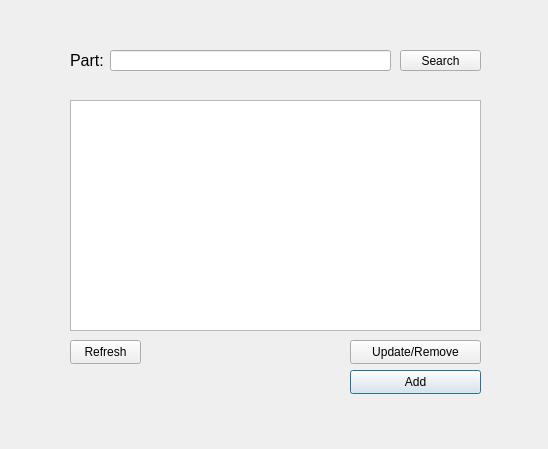
Above: storage.ui from totargaming/AutomotiveRepairManagement before the change. Below: the same form after it.
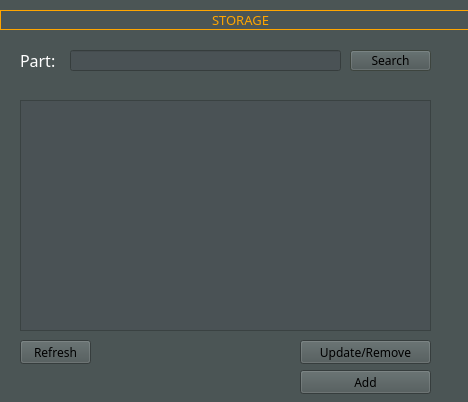
That is the form after the change.

What changed in the file:
```diff
--- a/storage.ui
+++ b/storage.ui
@@ -6,22 +6,517 @@
    <rect>
     <x>0</x>
     <y>0</y>
-    <width>548</width>
-    <height>449</height>
+    <width>468</width>
+    <height>402</height>
    </rect>
   </property>
+  <property name="palette">
+   <palette>
+    <active>
+     <colorrole role="WindowText">
+      <brush brushstyle="SolidPattern">
+       <color alpha="255">
+        <red>255</red>
+        <green>255</green>
+        <blue>255</blue>
+       </color>
+      </brush>
+     </colorrole>
+     <colorrole role="Button">
+      <brush brushstyle="SolidPattern">
+       <color alpha="255">
+        <red>75</red>
+        <green>85</green>
+        <blue>85</blue>
+       </color>
+      </brush>
+     </colorrole>
+     <colorrole role="Light">
+      <brush brushstyle="SolidPattern">
+       <color alpha="255">
+        <red>112</red>
+        <green>127</green>
+        <blue>127</blue>
+       </color>
+      </brush>
+     </colorrole>
+     <colorrole role="Midlight">
+      <brush brushstyle="SolidPattern">
+       <color alpha="255">
+        <red>93</red>
+        <green>106</green>
+        <blue>106</blue>
+       </color>
+      </brush>
+     </colorrole>
+     <colorrole role="Dark">
+      <brush brushstyle="SolidPattern">
+       <color alpha="255">
+        <red>37</red>
+        <green>42</green>
+        <blue>42</blue>
+       </color>
+      </brush>
+     </colorrole>
+     <colorrole role="Mid">
+      <brush brushstyle="SolidPattern">
+       <color alpha="255">
+        <red>50</red>
+        <green>57</green>
+        <blue>57</blue>
+       </color>
+      </brush>
+     </colorrole>
+     <colorrole role="Text">
+      <brush brushstyle="SolidPattern">
+       <color alpha="255">
+        <red>0</red>
+        <green>0</green>
+        <blue>0</blue>
+       </color>
+      </brush>
+     </colorrole>
+     <colorrole role="BrightText">
+      <brush brushstyle="SolidPattern">
+       <color alpha="255">
+        <red>255</red>
+        <green>255</green>
+        <blue>255</blue>
+       </color>
+      </brush>
+     </colorrole>
+     <colorrole role="ButtonText">
+      <brush brushstyle="SolidPattern">
+       <color alpha="255">
+        <red>0</red>
+        <green>0</green>
+        <blue>0</blue>
+       </color>
+      </brush>
+     </colorrole>
+     <colorrole role="Base">
+      <brush brushstyle="SolidPattern">
+       <color alpha="255">
+        <red>74</red>
+        <green>82</green>
+        <blue>85</blue>
+       </color>
+      </brush>
+     </colorrole>
+     <colorrole role="Window">
+      <brush brushstyle="SolidPattern">
+       <color alpha="255">
+        <red>75</red>
+        <green>85</green>
+        <blue>85</blue>
+       </color>
+      </brush>
+     </colorrole>
+     <colorrole role="Shadow">
+      <brush brushstyle="SolidPattern">
+       <color alpha="255">
+        <red>113</red>
+        <green>126</green>
+        <blue>130</blue>
+       </color>
+      </brush>
+     </colorrole>
+     <colorrole role="Highlight">
+      <brush brushstyle="SolidPattern">
+       <color alpha="255">
+        <red>76</red>
+        <green>85</green>
+        <blue>78</blue>
+       </color>
+      </brush>
+     </colorrole>
+     <colorrole role="AlternateBase">
+      <brush brushstyle="SolidPattern">
+       <color alpha="255">
+        <red>37</red>
+        <green>42</green>
+        <blue>42</blue>
+       </color>
+      </brush>
+     </colorrole>
+     <colorrole role="ToolTipBase">
+      <brush brushstyle="SolidPattern">
+       <color alpha="255">
+        <red>255</red>
+        <green>255</green>
+        <blue>220</blue>
+       </color>
+      </brush>
+     </colorrole>
+     <colorrole role="ToolTipText">
+      <brush brushstyle="SolidPattern">
+       <color alpha="255">
+        <red>0</red>
+        <green>0</green>
+        <blue>0</blue>
+       </color>
+      </brush>
+     </colorrole>
+     <colorrole role="PlaceholderText">
+      <brush brushstyle="SolidPattern">
+       <color alpha="127">
+        <red>255</red>
+        <green>255</green>
+        <blue>255</blue>
+       </color>
+      </brush>
+     </colorrole>
+     <colorrole role="Accent">
+      <brush brushstyle="SolidPattern">
+       <color alpha="255">
+        <red>0</red>
+        <green>255</green>
+        <blue>255</blue>
+       </color>
+      </brush>
+     </colorrole>
+    </active>
+    <inactive>
+     <colorrole role="WindowText">
+      <brush brushstyle="SolidPattern">
+       <color alpha="255">
+        <red>255</red>
+        <green>255</green>
+        <blue>255</blue>
+       </color>
+      </brush>
+     </colorrole>
+     <colorrole role="Button">
+      <brush brushstyle="SolidPattern">
+       <color alpha="255">
+        <red>75</red>
+        <green>85</green>
+        <blue>85</blue>
+       </color>
+      </brush>
+     </colorrole>
+     <colorrole role="Light">
+      <brush brushstyle="SolidPattern">
+       <color alpha="255">
+        <red>112</red>
+        <green>127</green>
+        <blue>127</blue>
+       </color>
+      </brush>
+     </colorrole>
+     <colorrole role="Midlight">
+      <brush brushstyle="SolidPattern">
+       <color alpha="255">
+        <red>93</red>
+        <green>106</green>
+        <blue>106</blue>
+       </color>
+      </brush>
+     </colorrole>
+     <colorrole role="Dark">
+      <brush brushstyle="SolidPattern">
+       <color alpha="255">
+        <red>37</red>
+        <green>42</green>
+        <blue>42</blue>
+       </color>
+      </brush>
+     </colorrole>
+     <colorrole role="Mid">
+      <brush brushstyle="SolidPattern">
+       <color alpha="255">
+        <red>50</red>
+        <green>57</green>
+        <blue>57</blue>
+       </color>
+      </brush>
+     </colorrole>
+     <colorrole role="Text">
+      <brush brushstyle="SolidPattern">
+       <color alpha="255">
+        <red>0</red>
+        <green>0</green>
+        <blue>0</blue>
+       </color>
+      </brush>
+     </colorrole>
+     <colorrole role="BrightText">
+      <brush brushstyle="SolidPattern">
+       <color alpha="255">
+        <red>255</red>
+        <green>255</green>
+        <blue>255</blue>
+       </color>
+      </brush>
+     </colorrole>
+     <colorrole role="ButtonText">
+      <brush brushstyle="SolidPattern">
+       <color alpha="255">
+        <red>0</red>
+        <green>0</green>
+        <blue>0</blue>
+       </color>
+      </brush>
+     </colorrole>
+     <colorrole role="Base">
+      <brush brushstyle="SolidPattern">
+       <color alpha="255">
+        <red>74</red>
+        <green>82</green>
+        <blue>85</blue>
+       </color>
+      </brush>
+     </colorrole>
+     <colorrole role="Window">
+      <brush brushstyle="SolidPattern">
+       <color alpha="255">
+        <red>75</red>
+        <green>85</green>
+        <blue>85</blue>
+       </color>
+      </brush>
+     </colorrole>
+     <colorrole role="Shadow">
+      <brush brushstyle="SolidPattern">
+       <color alpha="255">
+        <red>113</red>
+        <green>126</green>
+        <blue>130</blue>
+       </color>
+      </brush>
+     </colorrole>
+     <colorrole role="Highlight">
+      <brush brushstyle="SolidPattern">
+       <color alpha="255">
+        <red>76</red>
+        <green>85</green>
+        <blue>78</blue>
+       </color>
+      </brush>
+     </colorrole>
+     <colorrole role="AlternateBase">
+      <brush brushstyle="SolidPattern">
+       <color alpha="255">
+        <red>37</red>
+        <green>42</green>
+        <blue>42</blue>
+       </color>
+      </brush>
+     </colorrole>
+     <colorrole role="ToolTipBase">
+      <brush brushstyle="SolidPattern">
+       <color alpha="255">
+        <red>255</red>
+        <green>255</green>
+        <blue>220</blue>
+       </color>
+      </brush>
+     </colorrole>
+     <colorrole role="ToolTipText">
+      <brush brushstyle="SolidPattern">
+       <color alpha="255">
+        <red>0</red>
+        <green>0</green>
+        <blue>0</blue>
+       </color>
+      </brush>
+     </colorrole>
+     <colorrole role="PlaceholderText">
+      <brush brushstyle="SolidPattern">
+       <color alpha="127">
+        <red>255</red>
+        <green>255</green>
+        <blue>255</blue>
+       </color>
+      </brush>
+     </colorrole>
+     <colorrole role="Accent">
+      <brush brushstyle="SolidPattern">
+       <color alpha="255">
+        <red>0</red>
+        <green>255</green>
+        <blue>255</blue>
+       </color>
+      </brush>
+     </colorrole>
+    </inactive>
+    <disabled>
+     <colorrole role="WindowText">
+      <brush brushstyle="SolidPattern">
+       <color alpha="255">
+        <red>37</red>
+        <green>42</green>
+        <blue>42</blue>
+       </color>
+      </brush>
+     </colorrole>
+     <colorrole role="Button">
+      <brush brushstyle="SolidPattern">
+       <color alpha="255">
+        <red>75</red>
+        <green>85</green>
+        <blue>85</blue>
+       </color>
+      </brush>
+     </colorrole>
+     <colorrole role="Light">
+      <brush brushstyle="SolidPattern">
+       <color alpha="255">
+        <red>112</red>
+        <green>127</green>
+        <blue>127</blue>
+       </color>
+      </brush>
+     </colorrole>
+     <colorrole role="Midlight">
+      <brush brushstyle="SolidPattern">
+       <color alpha="255">
+        <red>93</red>
+        <green>106</green>
+        <blue>106</blue>
+       </color>
+      </brush>
+     </colorrole>
+     <colorrole role="Dark">
+      <brush brushstyle="SolidPattern">
+       <color alpha="255">
+        <red>37</red>
+        <green>42</green>
+        <blue>42</blue>
+       </color>
+      </brush>
+     </colorrole>
+     <colorrole role="Mid">
+      <brush brushstyle="SolidPattern">
+       <color alpha="255">
+        <red>50</red>
+        <green>57</green>
+        <blue>57</blue>
+       </color>
+      </brush>
+     </colorrole>
+     <colorrole role="Text">
+      <brush brushstyle="SolidPattern">
+       <color alpha="255">
+        <red>37</red>
+        <green>42</green>
+        <blue>42</blue>
+       </color>
+      </brush>
+     </colorrole>
+     <colorrole role="BrightText">
+      <brush brushstyle="SolidPattern">
+       <color alpha="255">
+        <red>255</red>
+        <green>255</green>
+        <blue>255</blue>
+       </color>
+      </brush>
+     </colorrole>
+     <colorrole role="ButtonText">
+      <brush brushstyle="SolidPattern">
+       <color alpha="255">
+        <red>37</red>
+        <green>42</green>
+        <blue>42</blue>
+       </color>
+      </brush>
+     </colorrole>
+     <colorrole role="Base">
+      <brush brushstyle="SolidPattern">
+       <color alpha="255">
+        <red>75</red>
+        <green>85</green>
+        <blue>85</blue>
+       </color>
+      </brush>
+     </colorrole>
+     <colorrole role="Window">
+      <brush brushstyle="SolidPattern">
+       <color alpha="255">
+        <red>75</red>
+        <green>85</green>
+        <blue>85</blue>
+       </color>
+      </brush>
+     </colorrole>
+     <colorrole role="Shadow">
+      <brush brushstyle="SolidPattern">
+       <color alpha="255">
+        <red>113</red>
+        <green>126</green>
+        <blue>130</blue>
+       </color>
+      </brush>
+     </colorrole>
+     <colorrole role="AlternateBase">
+      <brush brushstyle="SolidPattern">
+       <color alpha="255">
+        <red>75</red>
+        <green>85</green>
+        <blue>85</blue>
+       </color>
+      </brush>
+     </colorrole>
+     <colorrole role="ToolTipBase">
+      <brush brushstyle="SolidPattern">
+       <color alpha="255">
+        <red>255</red>
+        <green>255</green>
+        <blue>220</blue>
+       </color>
+      </brush>
+     </colorrole>
+     <colorrole role="ToolTipText">
+      <brush brushstyle="SolidPattern">
+       <color alpha="255">
+        <red>0</red>
+        <green>0</green>
+        <blue>0</blue>
+       </color>
+      </brush>
+     </colorrole>
+     <colorrole role="PlaceholderText">
+      <brush brushstyle="SolidPattern">
+       <color alpha="127">
+        <red>255</red>
+        <green>255</green>
+        <blue>255</blue>
+       </color>
+      </brush>
+     </colorrole>
+     <colorrole role="Accent">
+      <brush brushstyle="SolidPattern">
+       <color alpha="255">
+        <red>0</red>
+        <green>255</green>
+        <blue>255</blue>
+       </color>
+      </brush>
+     </colorrole>
+    </disabled>
+   </palette>
+  </property>
   <property name="windowTitle">
    <string>Dialog</string>
   </property>
   <widget class="QPushButton" name="addBtn">
    <property name="geometry">
     <rect>
-     <x>350</x>
+     <x>300</x>
      <y>370</y>
      <width>131</width>
      <height>24</height>
     </rect>
    </property>
+   <property name="font">
+    <font>
+     <family>Sitka</family>
+    </font>
+   </property>
+   <property name="focusPolicy">
+    <enum>Qt::NoFocus</enum>
+   </property>
    <property name="text">
     <string>Add</string>
    </property>
@@ -29,22 +524,59 @@
   <widget class="QLineEdit" name="input">
    <property name="geometry">
     <rect>
-     <x>110</x>
+     <x>70</x>
      <y>50</y>
-     <width>281</width>
+     <width>271</width>
      <height>21</height>
     </rect>
    </property>
+   <property name="font">
+    <font>
+     <family>Sitka</family>
+    </font>
+   </property>
   </widget>
   <widget class="QTableView" name="tableView">
    <property name="geometry">
     <rect>
-     <x>70</x>
+     <x>20</x>
      <y>100</y>
      <width>411</width>
      <height>231</height>
     </rect>
    </property>
+   <property name="palette">
+    <palette>
+     <active>
+      <colorrole role="Text">
+       <brush brushstyle="SolidPattern">
+        <color alpha="255">
+         <red>255</red>
+         <green>255</green>
+         <blue>255</blue>
+        </color>
+       </brush>
+      </colorrole>
+     </active>
+     <inactive>
+      <colorrole role="Text">
+       <brush brushstyle="SolidPattern">
+        <color alpha="255">
+         <red>255</red>
+         <green>255</green>
+         <blue>255</blue>
+        </color>
+       </brush>
+      </colorrole>
+     </inactive>
+     <disabled/>
+    </palette>
+   </property>
+   <property name="font">
+    <font>
+     <family>Sitka</family>
+    </font>
+   </property>
    <property name="showGrid">
     <bool>false</bool>
    </property>
@@ -64,14 +596,15 @@
   <widget class="QLabel" name="label">
    <property name="geometry">
     <rect>
-     <x>70</x>
+     <x>20</x>
      <y>50</y>
-     <width>41</width>
+     <width>51</width>
      <height>21</height>
     </rect>
    </property>
    <property name="font">
     <font>
+     <family>Sitka</family>
      <pointsize>12</pointsize>
     </font>
    </property>
@@ -82,12 +615,20 @@
   <widget class="QPushButton" name="refreshBtn">
    <property name="geometry">
     <rect>
-     <x>70</x>
+     <x>20</x>
      <y>340</y>
      <width>71</width>
      <height>24</height>
     </rect>
    </property>
+   <property name="font">
+    <font>
+     <family>Sitka</family>
+    </font>
+   </property>
+   <property name="focusPolicy">
+    <enum>Qt::NoFocus</enum>
+   </property>
    <property name="text">
     <string>Refresh</string>
    </property>
@@ -95,12 +636,20 @@
   <widget class="QPushButton" name="updateBtn">
    <property name="geometry">
     <rect>
-     <x>350</x>
+     <x>300</x>
      <y>340</y>
      <width>131</width>
      <height>24</height>
     </rect>
    </property>
+   <property name="font">
+    <font>
+     <family>Sitka</family>
+    </font>
+   </property>
+   <property name="focusPolicy">
+    <enum>Qt::NoFocus</enum>
+   </property>
    <property name="text">
     <string>Update/Remove</string>
    </property>
@@ -108,16 +657,536 @@
   <widget class="QPushButton" name="searchBtn">
    <property name="geometry">
     <rect>
-     <x>400</x>
+     <x>350</x>
      <y>50</y>
      <width>81</width>
      <height>21</height>
     </rect>
    </property>
+   <property name="font">
+    <font>
+     <family>Sitka</family>
+    </font>
+   </property>
    <property name="text">
     <string>Search</string>
    </property>
   </widget>
+  <widget class="QLabel" name="Header">
+   <property name="geometry">
+    <rect>
+     <x>0</x>
+     <y>10</y>
+     <width>481</width>
+     <height>20</height>
+    </rect>
+   </property>
+   <property name="palette">
+    <palette>
+     <active>
+      <colorrole role="WindowText">
+       <brush brushstyle="SolidPattern">
+        <color alpha="255">
+         <red>255</red>
+         <green>255</green>
+         <blue>255</blue>
+        </color>
+       </brush>
+      </colorrole>
+      <colorrole role="Button">
+       <brush brushstyle="SolidPattern">
+        <color alpha="255">
+         <red>75</red>
+         <green>85</green>
+         <blue>85</blue>
+        </color>
+       </brush>
+      </colorrole>
+      <colorrole role="Light">
+       <brush brushstyle="SolidPattern">
+        <color alpha="255">
+         <red>112</red>
+         <green>127</green>
+         <blue>127</blue>
+        </color>
+       </brush>
+      </colorrole>
+      <colorrole role="Midlight">
+       <brush brushstyle="SolidPattern">
+        <color alpha="255">
+         <red>93</red>
+         <green>106</green>
+         <blue>106</blue>
+        </color>
+       </brush>
+      </colorrole>
+      <colorrole role="Dark">
+       <brush brushstyle="SolidPattern">
+        <color alpha="255">
+         <red>37</red>
+         <green>42</green>
+         <blue>42</blue>
+        </color>
+       </brush>
+      </colorrole>
+      <colorrole role="Mid">
+       <brush brushstyle="SolidPattern">
+        <color alpha="255">
+         <red>50</red>
+         <green>57</green>
+         <blue>57</blue>
+        </color>
+       </brush>
+      </colorrole>
+      <colorrole role="Text">
+       <brush brushstyle="SolidPattern">
+        <color alpha="255">
+         <red>0</red>
+         <green>0</green>
+         <blue>0</blue>
+        </color>
+       </brush>
+      </colorrole>
+      <colorrole role="BrightText">
+       <brush brushstyle="SolidPattern">
+        <color alpha="255">
+         <red>255</red>
+         <green>255</green>
+         <blue>255</blue>
+        </color>
+       </brush>
+      </colorrole>
+      <colorrole role="ButtonText">
+       <brush brushstyle="SolidPattern">
+        <color alpha="255">
+         <red>0</red>
+         <green>0</green>
+         <blue>0</blue>
+        </color>
+       </brush>
+      </colorrole>
+      <colorrole role="Base">
+       <brush brushstyle="SolidPattern">
+        <color alpha="255">
+         <red>74</red>
+         <green>82</green>
+         <blue>85</blue>
+        </color>
+       </brush>
+      </colorrole>
+      <colorrole role="Window">
+       <brush brushstyle="SolidPattern">
+        <color alpha="255">
+         <red>75</red>
+         <green>85</green>
+         <blue>85</blue>
+        </color>
+       </brush>
+      </colorrole>
+      <colorrole role="Shadow">
+       <brush brushstyle="SolidPattern">
+        <color alpha="255">
+         <red>113</red>
+         <green>126</green>
+         <blue>130</blue>
+        </color>
+       </brush>
+      </colorrole>
+      <colorrole role="Highlight">
+       <brush brushstyle="SolidPattern">
+        <color alpha="255">
+         <red>76</red>
+         <green>85</green>
+         <blue>78</blue>
+        </color>
+       </brush>
+      </colorrole>
+      <colorrole role="AlternateBase">
+       <brush brushstyle="SolidPattern">
+        <color alpha="255">
+         <red>37</red>
+         <green>42</green>
+         <blue>42</blue>
+        </color>
+       </brush>
+      </colorrole>
+      <colorrole role="ToolTipBase">
+       <brush brushstyle="SolidPattern">
+        <color alpha="255">
+         <red>255</red>
+         <green>255</green>
+         <blue>220</blue>
+        </color>
+       </brush>
+      </colorrole>
+      <colorrole role="ToolTipText">
+       <brush brushstyle="SolidPattern">
+        <color alpha="255">
+         <red>0</red>
+         <green>0</green>
+         <blue>0</blue>
+        </color>
+       </brush>
+      </colorrole>
+      <colorrole role="PlaceholderText">
+       <brush brushstyle="SolidPattern">
+        <color alpha="127">
+         <red>255</red>
+         <green>255</green>
+         <blue>255</blue>
+        </color>
+       </brush>
+      </colorrole>
+      <colorrole role="Accent">
+       <brush brushstyle="SolidPattern">
+        <color alpha="255">
+         <red>0</red>
+         <green>255</green>
+         <blue>255</blue>
+        </color>
+       </brush>
+      </colorrole>
+     </active>
+     <inactive>
+      <colorrole role="WindowText">
+       <brush brushstyle="SolidPattern">
+        <color alpha="255">
+         <red>255</red>
+         <green>255</green>
+         <blue>255</blue>
+        </color>
+       </brush>
+      </colorrole>
+      <colorrole role="Button">
+       <brush brushstyle="SolidPattern">
+        <color alpha="255">
+         <red>75</red>
+         <green>85</green>
+         <blue>85</blue>
+        </color>
+       </brush>
+      </colorrole>
+      <colorrole role="Light">
+       <brush brushstyle="SolidPattern">
+        <color alpha="255">
+         <red>112</red>
+         <green>127</green>
+         <blue>127</blue>
+        </color>
+       </brush>
+      </colorrole>
+      <colorrole role="Midlight">
+       <brush brushstyle="SolidPattern">
+        <color alpha="255">
+         <red>93</red>
+         <green>106</green>
+         <blue>106</blue>
+        </color>
+       </brush>
+      </colorrole>
+      <colorrole role="Dark">
+       <brush brushstyle="SolidPattern">
+        <color alpha="255">
+         <red>37</red>
+         <green>42</green>
+         <blue>42</blue>
+        </color>
+       </brush>
+      </colorrole>
+      <colorrole role="Mid">
+       <brush brushstyle="SolidPattern">
+        <color alpha="255">
+         <red>50</red>
+         <green>57</green>
+         <blue>57</blue>
+        </color>
+       </brush>
+      </colorrole>
+      <colorrole role="Text">
+       <brush brushstyle="SolidPattern">
+        <color alpha="255">
+         <red>0</red>
+         <green>0</green>
+         <blue>0</blue>
+        </color>
+       </brush>
+      </colorrole>
+      <colorrole role="BrightText">
+       <brush brushstyle="SolidPattern">
+        <color alpha="255">
+         <red>255</red>
+         <green>255</green>
+         <blue>255</blue>
+        </color>
+       </brush>
+      </colorrole>
+      <colorrole role="ButtonText">
+       <brush brushstyle="SolidPattern">
+        <color alpha="255">
+         <red>0</red>
+         <green>0</green>
+         <blue>0</blue>
+        </color>
+       </brush>
+      </colorrole>
+      <colorrole role="Base">
+       <brush brushstyle="SolidPattern">
+        <color alpha="255">
+         <red>74</red>
+         <green>82</green>
+         <blue>85</blue>
+        </color>
+       </brush>
+      </colorrole>
+      <colorrole role="Window">
+       <brush brushstyle="SolidPattern">
+        <color alpha="255">
+         <red>75</red>
+         <green>85</green>
+         <blue>85</blue>
+        </color>
+       </brush>
+      </colorrole>
+      <colorrole role="Shadow">
+       <brush brushstyle="SolidPattern">
+        <color alpha="255">
+         <red>113</red>
+         <green>126</green>
+         <blue>130</blue>
+        </color>
+       </brush>
+      </colorrole>
+      <colorrole role="Highlight">
+       <brush brushstyle="SolidPattern">
+        <color alpha="255">
+         <red>76</red>
+         <green>85</green>
+         <blue>78</blue>
+        </color>
+       </brush>
+      </colorrole>
+      <colorrole role="AlternateBase">
+       <brush brushstyle="SolidPattern">
+        <color alpha="255">
+         <red>37</red>
+         <green>42</green>
+         <blue>42</blue>
+        </color>
+       </brush>
+      </colorrole>
+      <colorrole role="ToolTipBase">
+       <brush brushstyle="SolidPattern">
+        <color alpha="255">
+         <red>255</red>
+         <green>255</green>
+         <blue>220</blue>
+        </color>
+       </brush>
+      </colorrole>
+      <colorrole role="ToolTipText">
+       <brush brushstyle="SolidPattern">
+        <color alpha="255">
+         <red>0</red>
+         <green>0</green>
+         <blue>0</blue>
+        </color>
+       </brush>
+      </colorrole>
+      <colorrole role="PlaceholderText">
+       <brush brushstyle="SolidPattern">
+        <color alpha="127">
+         <red>255</red>
+         <green>255</green>
+         <blue>255</blue>
+        </color>
+       </brush>
+      </colorrole>
+      <colorrole role="Accent">
+       <brush brushstyle="SolidPattern">
+        <color alpha="255">
+         <red>0</red>
+         <green>255</green>
+         <blue>255</blue>
+        </color>
+       </brush>
+      </colorrole>
+     </inactive>
+     <disabled>
+      <colorrole role="WindowText">
+       <brush brushstyle="SolidPattern">
+        <color alpha="255">
+         <red>37</red>
+         <green>42</green>
+         <blue>42</blue>
+        </color>
+       </brush>
+      </colorrole>
+      <colorrole role="Button">
+       <brush brushstyle="SolidPattern">
+        <color alpha="255">
+         <red>75</red>
+         <green>85</green>
+         <blue>85</blue>
+        </color>
+       </brush>
+      </colorrole>
+      <colorrole role="Light">
+       <brush brushstyle="SolidPattern">
+        <color alpha="255">
+         <red>112</red>
+         <green>127</green>
+         <blue>127</blue>
+        </color>
+       </brush>
+      </colorrole>
+      <colorrole role="Midlight">
+       <brush brushstyle="SolidPattern">
+        <color alpha="255">
+         <red>93</red>
+         <green>106</green>
+         <blue>106</blue>
+        </color>
+       </brush>
+      </colorrole>
+      <colorrole role="Dark">
+       <brush brushstyle="SolidPattern">
+        <color alpha="255">
+         <red>37</red>
+         <green>42</green>
+         <blue>42</blue>
+        </color>
+       </brush>
+      </colorrole>
+      <colorrole role="Mid">
+       <brush brushstyle="SolidPattern">
+        <color alpha="255">
+         <red>50</red>
+         <green>57</green>
+         <blue>57</blue>
+        </color>
+       </brush>
+      </colorrole>
+      <colorrole role="Text">
+       <brush brushstyle="SolidPattern">
+        <color alpha="255">
+         <red>37</red>
+         <green>42</green>
+         <blue>42</blue>
+        </color>
+       </brush>
+      </colorrole>
+      <colorrole role="BrightText">
+       <brush brushstyle="SolidPattern">
+        <color alpha="255">
+         <red>255</red>
+         <green>255</green>
+         <blue>255</blue>
+        </color>
+       </brush>
+      </colorrole>
+      <colorrole role="ButtonText">
+       <brush brushstyle="SolidPattern">
+        <color alpha="255">
+         <red>37</red>
+         <green>42</green>
+         <blue>42</blue>
+        </color>
+       </brush>
+      </colorrole>
+      <colorrole role="Base">
+       <brush brushstyle="SolidPattern">
+        <color alpha="255">
+         <red>75</red>
+         <green>85</green>
+         <blue>85</blue>
+        </color>
+       </brush>
+      </colorrole>
+      <colorrole role="Window">
+       <brush brushstyle="SolidPattern">
+        <color alpha="255">
+         <red>75</red>
+         <green>85</green>
+         <blue>85</blue>
+        </color>
+       </brush>
+      </colorrole>
+      <colorrole role="Shadow">
+       <brush brushstyle="SolidPattern">
+        <color alpha="255">
+         <red>113</red>
+         <green>126</green>
+         <blue>130</blue>
+        </color>
+       </brush>
+      </colorrole>
+      <colorrole role="AlternateBase">
+       <brush brushstyle="SolidPattern">
+        <color alpha="255">
+         <red>75</red>
+         <green>85</green>
+         <blue>85</blue>
+        </color>
+       </brush>
+      </colorrole>
+      <colorrole role="ToolTipBase">
+       <brush brushstyle="SolidPattern">
+        <color alpha="255">
+         <red>255</red>
+         <green>255</green>
+         <blue>220</blue>
+        </color>
+       </brush>
+      </colorrole>
+      <colorrole role="ToolTipText">
+       <brush brushstyle="SolidPattern">
+        <color alpha="255">
+         <red>0</red>
+         <green>0</green>
+         <blue>0</blue>
+        </color>
+       </brush>
+      </colorrole>
+      <colorrole role="PlaceholderText">
+       <brush brushstyle="SolidPattern">
+        <color alpha="127">
+         <red>255</red>
+         <green>255</green>
+         <blue>255</blue>
+        </color>
+       </brush>
+      </colorrole>
+      <colorrole role="Accent">
+       <brush brushstyle="SolidPattern">
+        <color alpha="255">
+         <red>0</red>
+         <green>255</green>
+         <blue>255</blue>
+        </color>
+       </brush>
+      </colorrole>
+     </disabled>
+    </palette>
+   </property>
+   <property name="font">
+    <font>
+     <family>Sitka</family>
+     <pointsize>10</pointsize>
+    </font>
+   </property>
+   <property name="styleSheet">
+    <string notr="true">color:orange;</string>
+   </property>
+   <property name="frameShape">
+    <enum>QFrame::Box</enum>
+   </property>
+   <property name="text">
+    <string>STORAGE</string>
+   </property>
+   <property name="alignment">
+    <set>Qt::AlignCenter</set>
+   </property>
+  </widget>
  </widget>
  <resources/>
  <connections/>
```
